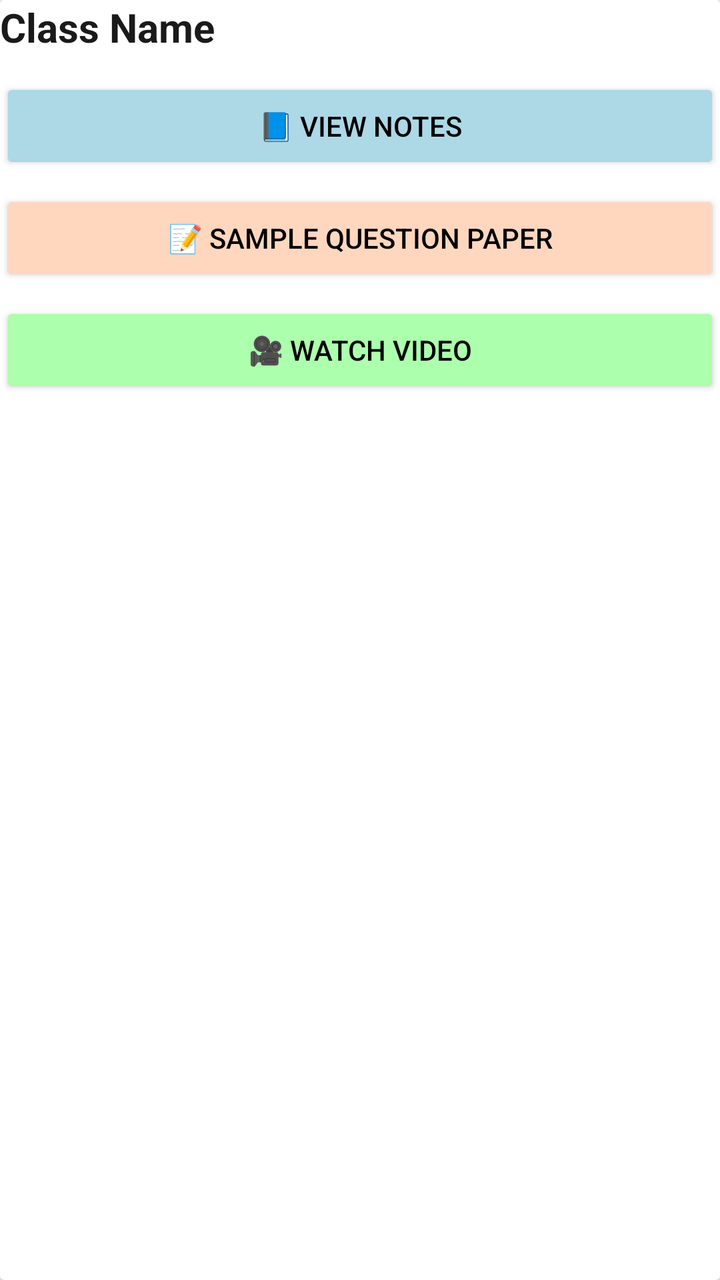
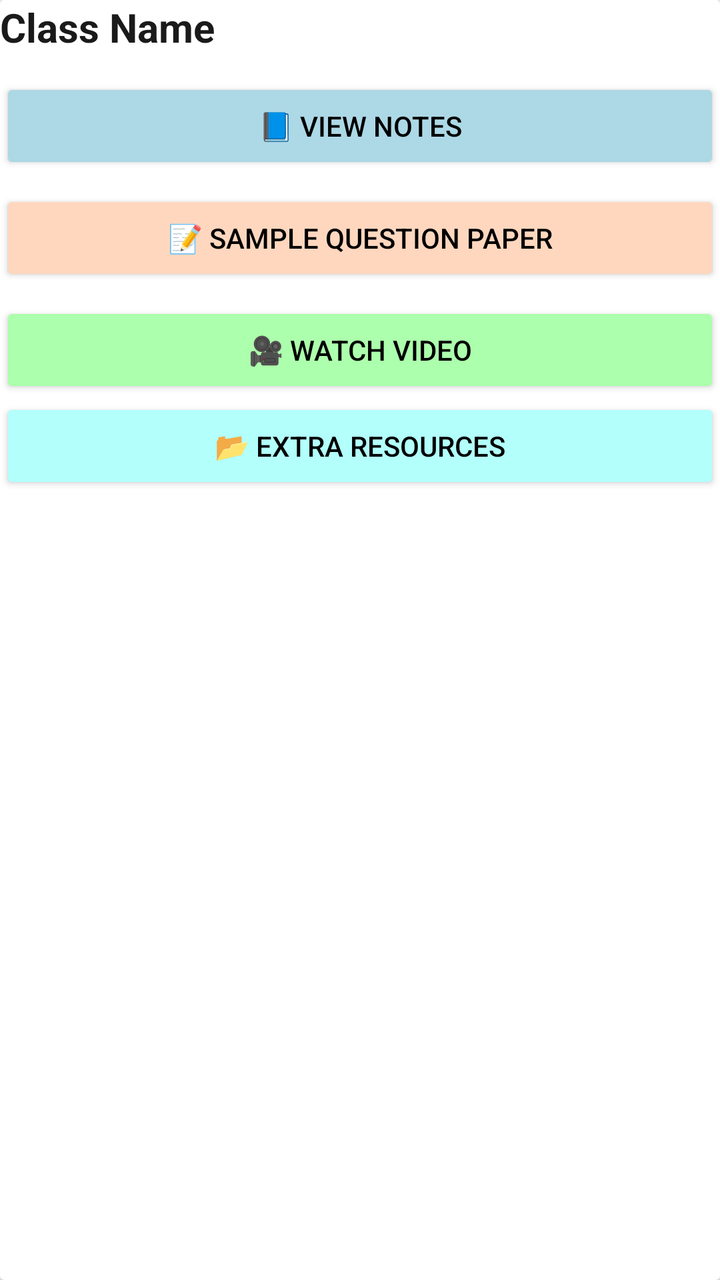

Two renders of the same Android screen: before a commit and after it. Below are the layout's source before the change and the commit's diff.
<!-- AndroidManifest.xml: application theme Theme.EDUHELPER -->
<!-- res/layout/class_item.xml -->
<?xml version="1.0" encoding="utf-8"?>
<androidx.cardview.widget.CardView xmlns:android="http://schemas.android.com/apk/res/android"
    android:layout_width="match_parent"
    android:layout_height="wrap_content"
    android:layout_margin="12dp"
    android:layout_marginBottom="16dp"
    android:elevation="6dp"
    android:radius="16dp"
    android:padding="16dp"
    android:backgroundTint="@android:color/white">

    <LinearLayout
        android:layout_width="match_parent"
        android:layout_height="wrap_content"
        android:orientation="vertical"
        android:gravity="center_vertical">

        <TextView
            android:id="@+id/className"
            android:layout_width="match_parent"
            android:layout_height="wrap_content"
            android:text="Class Name"
            android:textSize="20sp"
            android:textColor="#1A1A1A"
            android:textStyle="bold"
            android:paddingBottom="12dp" />

        <Button
            android:id="@+id/viewNotes"
            android:layout_width="match_parent"
            android:layout_height="wrap_content"
            android:text="📘 View Notes"
            android:backgroundTint="#ADD8E6"
            android:textColor="#000000"
            android:layout_marginBottom="8dp" />

        <Button
            android:id="@+id/viewQP"
            android:layout_width="match_parent"
            android:layout_height="wrap_content"
            android:text="📝 Sample Question Paper"
            android:backgroundTint="#FFD7BE"
            android:textColor="#000000"
            android:layout_marginBottom="8dp" />

        <Button
            android:id="@+id/viewVideo"
            android:layout_width="match_parent"
            android:layout_height="wrap_content"
            android:text="🎥 Watch Video"
            android:backgroundTint="#ACFFAC"
            android:textColor="#000000" />
    </LinearLayout>

</androidx.cardview.widget.CardView>
<!-- resources referenced by this layout -->
<resources>
  <style name="Theme.EDUHELPER" parent="Base.Theme.EDUHELPER" />
  <style name="Base.Theme.EDUHELPER" parent="Theme.Material3.DayNight.NoActionBar">
          
          
      </style>
</resources>

<!-- the commit's change to res/layout/class_item.xml (unified diff, before → after) -->
@@ -50,6 +50,16 @@
             android:text="🎥 Watch Video"
             android:backgroundTint="#ACFFAC"
             android:textColor="#000000" />
+
+        <Button
+            android:id="@+id/viewExtras"
+            android:layout_width="match_parent"
+            android:layout_height="wrap_content"
+            android:text="📂 Extra Resources"
+            android:backgroundTint="#B2FFFC"
+            android:textColor="#000000"
+            android:layout_marginBottom="8dp" />
+
     </LinearLayout>
 
 </androidx.cardview.widget.CardView>
